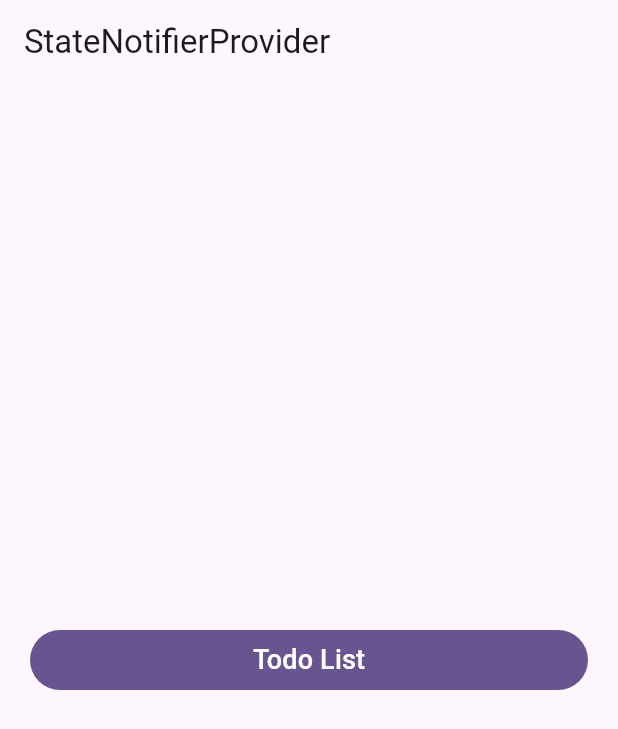
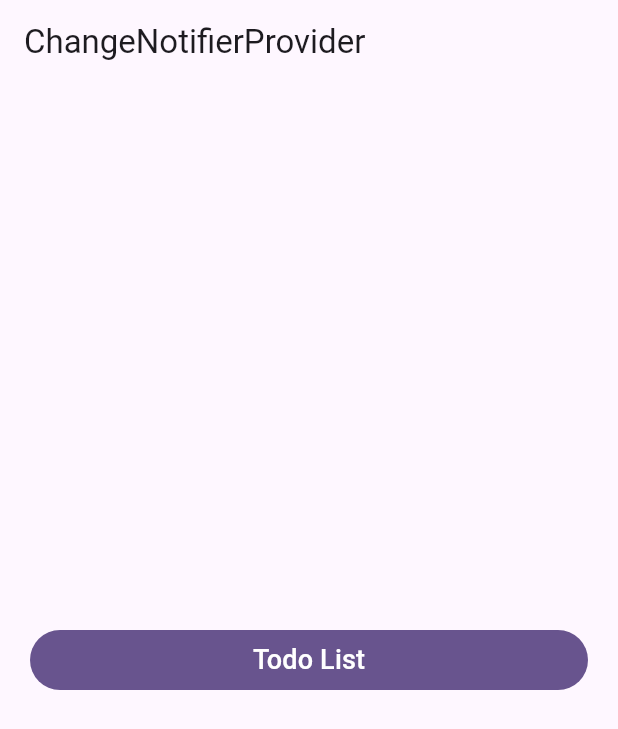
Before and after one commit to NikhilKukreja26/riverpod_change_notifier_provider, a Flutter app: the screen it shows after launch, on a phone screen of 412 x 824 dp. Shown: the top 729 px of the screen. Run offline on Flutter 3.47's test engine with Material 3 defaults, Android fonts, the phone set to English and light mode, and no system bars; our stand-ins replace flutter_riverpod.

Commit message:
[fix] Update project configuration and dependencies; rename StateNotifierProvider to ChangeNotifierProvider

```diff
--- a/lib/main.dart
+++ b/lib/main.dart
@@ -18,7 +18,7 @@ class MyApp extends StatelessWidget {
   Widget build(BuildContext context) {
     return MaterialApp(
       debugShowCheckedModeBanner: false,
-      title: 'StateNotifierProvider',
+      title: 'ChangeNotifierProvider',
       theme: ThemeData(
         colorScheme: ColorScheme.fromSeed(seedColor: Colors.deepPurple),
         useMaterial3: true,
@@ -35,7 +35,7 @@ class MyHomePage extends StatelessWidget {
   Widget build(BuildContext context) {
     return Scaffold(
       appBar: AppBar(
-        title: const Text('StateNotifierProvider'),
+        title: const Text('ChangeNotifierProvider'),
       ),
       body: Center(
         child: ListView(
```
Also changed, not shown: pubspec.yaml (+9 -9 lines), pubspec.lock, 2 other files.
